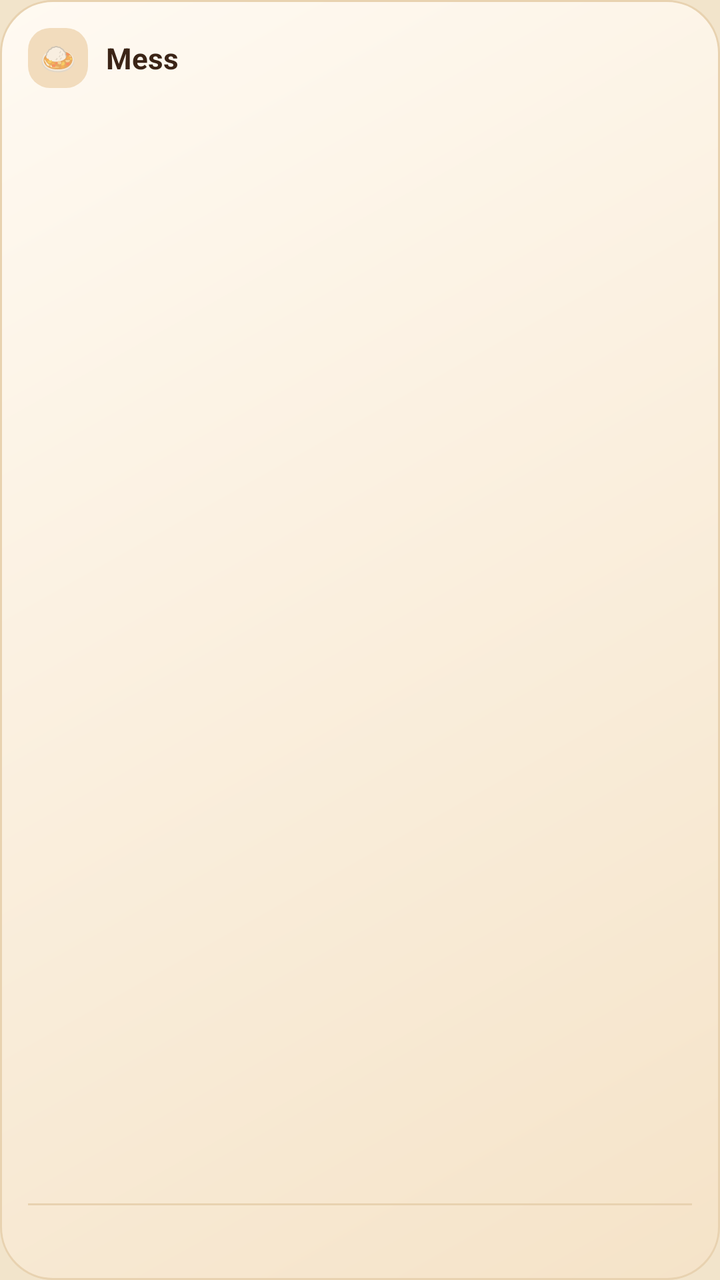
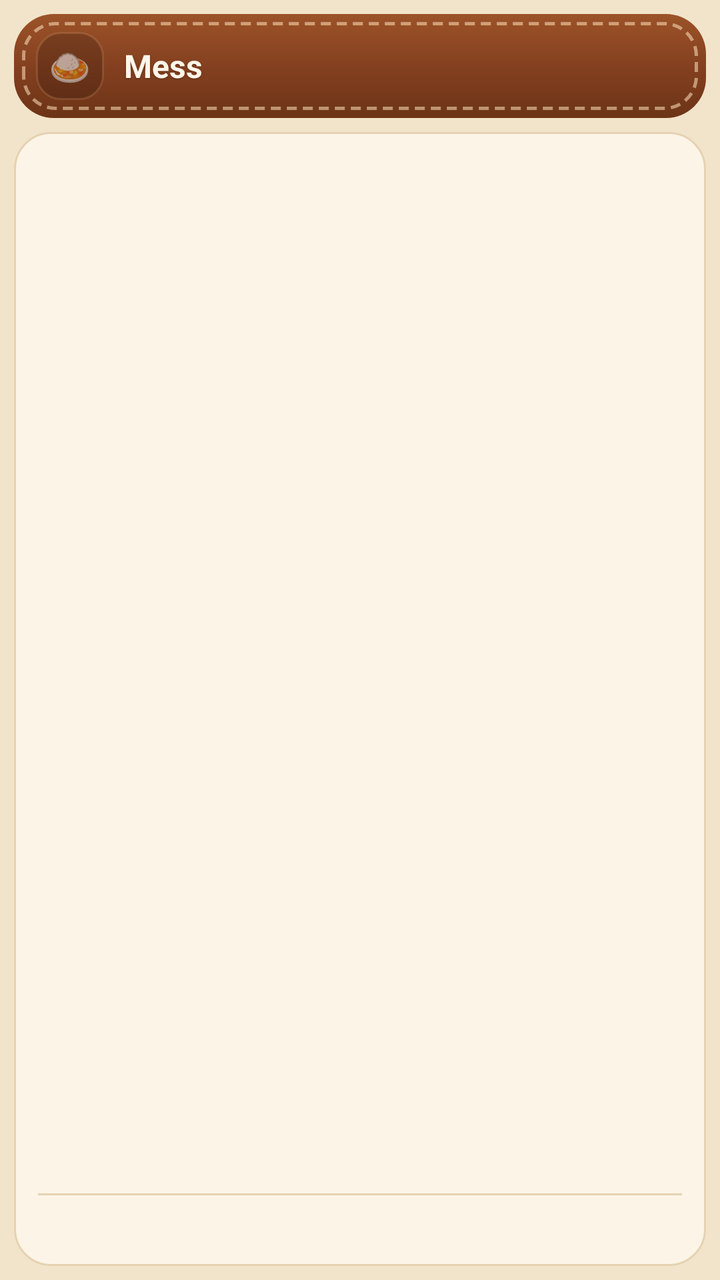

Two renders of the same Android screen: before a commit and after it. Below are the layout's source before the change and the commit's diff.
<!-- AndroidManifest.xml: application theme AppTheme -->
<!-- res/layout/widget_mess.xml -->
<?xml version="1.0" encoding="utf-8"?>
<LinearLayout xmlns:android="http://schemas.android.com/apk/res/android" android:id="@+id/w_root" android:layout_width="match_parent" android:layout_height="match_parent"
    android:orientation="vertical" android:background="@drawable/widget_bg" android:padding="14dp">
    <LinearLayout android:layout_width="match_parent" android:layout_height="wrap_content" android:orientation="horizontal" android:gravity="center_vertical">
        <TextView android:id="@+id/w_icon" android:layout_width="30dp" android:layout_height="30dp" android:background="@drawable/widget_tile"
            android:gravity="center" android:text="🍛" android:textSize="15sp" />
        <TextView android:id="@+id/w_label" android:layout_width="0dp" android:layout_weight="1" android:layout_height="wrap_content" android:layout_marginStart="9dp"
            android:text="Mess" android:textColor="@color/widget_ink" android:textSize="14.5sp" android:textStyle="bold" android:maxLines="1" android:ellipsize="end" />
        <TextView android:id="@+id/w_chip" android:layout_width="wrap_content" android:layout_height="wrap_content" android:layout_marginStart="6dp"
            android:background="@drawable/chip_neutral" android:paddingLeft="9dp" android:paddingRight="9dp" android:paddingTop="3dp" android:paddingBottom="3dp"
            android:textColor="#8A6A52" android:textSize="11sp" android:textStyle="bold" android:maxLines="1" android:visibility="gone" />
    </LinearLayout>
    <TextView android:id="@+id/w_items" android:layout_width="match_parent" android:layout_height="0dp" android:layout_weight="1" android:layout_marginTop="9dp"
        android:textColor="@color/widget_ink" android:textSize="13.5sp" android:lineSpacingExtra="3dp" android:ellipsize="end" />
    <LinearLayout android:id="@+id/w_nextbox" android:layout_width="match_parent" android:layout_height="wrap_content" android:orientation="vertical">
    <ImageView android:layout_width="match_parent" android:layout_height="1dp" android:layout_marginTop="9dp" android:src="@drawable/widget_divider" android:scaleType="fitXY" android:importantForAccessibility="no" />
        <TextView android:id="@+id/w_next" android:layout_width="match_parent" android:layout_height="wrap_content" android:layout_marginTop="7dp" android:textColor="@color/widget_muted" android:textSize="12sp" android:maxLines="1" android:ellipsize="end" />
    </LinearLayout>
</LinearLayout>
<!-- resources referenced by this layout -->
<resources>
  <color name="widget_ink">#3B2416</color>
  <color name="widget_muted">#8A6A52</color>
  <!-- drawable chip_neutral (drawable) -->
  <?xml version="1.0" encoding="utf-8"?>
  <shape xmlns:android="http://schemas.android.com/apk/res/android" android:shape="rectangle">
      <solid android:color="#268A6A52" />
      <corners android:radius="999dp" />
  </shape>
  <!-- drawable widget_bg (drawable) -->
  <?xml version="1.0" encoding="utf-8"?>
  <shape xmlns:android="http://schemas.android.com/apk/res/android" android:shape="rectangle">
      <gradient android:angle="315" android:startColor="@color/widget_bg_top" android:endColor="@color/widget_bg_bottom" />
      <corners android:radius="26dp" />
      <stroke android:width="1dp" android:color="@color/widget_line" />
  </shape>
  <!-- drawable widget_divider (drawable) -->
  <?xml version="1.0" encoding="utf-8"?>
  <shape xmlns:android="http://schemas.android.com/apk/res/android" android:shape="rectangle">
      <solid android:color="@color/widget_line" />
      <size android:height="1dp" />
  </shape>
  <!-- drawable widget_tile (drawable) -->
  <?xml version="1.0" encoding="utf-8"?>
  <shape xmlns:android="http://schemas.android.com/apk/res/android" android:shape="rectangle">
      <solid android:color="@color/widget_tile" />
      <corners android:radius="11dp" />
  </shape>
  <style name="AppTheme" parent="Theme.AppCompat.DayNight.NoActionBar">
          <item name="colorPrimary">@color/colorPrimary</item>
          <item name="colorPrimaryDark">@color/colorPrimaryDark</item>
          <item name="colorAccent">@color/colorAccent</item>
          <item name="android:windowBackground">@color/page</item>
      </style>
  <color name="widget_bg_top">#FFFAF2</color>
  <color name="widget_bg_bottom">#F5E3C8</color>
  <color name="widget_line">#E8D2B0</color>
  <color name="widget_tile">#F2DCBD</color>
  <color name="colorPrimary">#7C3D1B</color>
  <color name="colorPrimaryDark">#7C3D1B</color>
  <color name="colorAccent">#6A3DE8</color>
  <color name="page">#F2E4CB</color>
</resources>

<!-- the commit's change to res/layout/widget_mess.xml (unified diff, before → after) -->
@@ -1,19 +1,29 @@
 <?xml version="1.0" encoding="utf-8"?>
 <LinearLayout xmlns:android="http://schemas.android.com/apk/res/android" android:id="@+id/w_root" android:layout_width="match_parent" android:layout_height="match_parent"
-    android:orientation="vertical" android:background="@drawable/widget_bg" android:padding="14dp">
-    <LinearLayout android:layout_width="match_parent" android:layout_height="wrap_content" android:orientation="horizontal" android:gravity="center_vertical">
-        <TextView android:id="@+id/w_icon" android:layout_width="30dp" android:layout_height="30dp" android:background="@drawable/widget_tile"
-            android:gravity="center" android:text="🍛" android:textSize="15sp" />
-        <TextView android:id="@+id/w_label" android:layout_width="0dp" android:layout_weight="1" android:layout_height="wrap_content" android:layout_marginStart="9dp"
-            android:text="Mess" android:textColor="@color/widget_ink" android:textSize="14.5sp" android:textStyle="bold" android:maxLines="1" android:ellipsize="end" />
+    android:orientation="vertical" android:background="@drawable/widget_bg" android:padding="7dp">
+    
+    <LinearLayout android:layout_width="match_parent" android:layout_height="wrap_content" android:orientation="horizontal" android:gravity="center_vertical"
+        android:background="@drawable/widget_leather" android:paddingLeft="11dp" android:paddingRight="11dp" android:paddingTop="9dp" android:paddingBottom="9dp">
+        <TextView android:id="@+id/w_icon" android:layout_width="34dp" android:layout_height="34dp" android:background="@drawable/widget_tile"
+            android:gravity="center" android:text="🍛" android:textSize="17sp" />
+        <LinearLayout android:layout_width="0dp" android:layout_weight="1" android:layout_height="wrap_content" android:orientation="vertical" android:layout_marginStart="10dp">
+            <TextView android:id="@+id/w_label" android:layout_width="match_parent" android:layout_height="wrap_content" android:text="Mess"
+                android:textColor="#FFFFF6EA" android:textSize="16sp" android:textStyle="bold" android:maxLines="1" android:ellipsize="end"
+                android:shadowColor="#8C321405" android:shadowDy="1" android:shadowRadius="1" />
+            <TextView android:id="@+id/w_hsub" android:layout_width="match_parent" android:layout_height="wrap_content" android:textColor="#FFF0CFA6"
+                android:textSize="11.5sp" android:textStyle="bold" android:maxLines="1" android:ellipsize="end" android:visibility="gone" />
+        </LinearLayout>
         <TextView android:id="@+id/w_chip" android:layout_width="wrap_content" android:layout_height="wrap_content" android:layout_marginStart="6dp"
             android:background="@drawable/chip_neutral" android:paddingLeft="9dp" android:paddingRight="9dp" android:paddingTop="3dp" android:paddingBottom="3dp"
-            android:textColor="#8A6A52" android:textSize="11sp" android:textStyle="bold" android:maxLines="1" android:visibility="gone" />
+            android:textColor="#FFFFF1DD" android:textSize="11sp" android:textStyle="bold" android:maxLines="1" android:visibility="gone" />
     </LinearLayout>
-    <TextView android:id="@+id/w_items" android:layout_width="match_parent" android:layout_height="0dp" android:layout_weight="1" android:layout_marginTop="9dp"
-        android:textColor="@color/widget_ink" android:textSize="13.5sp" android:lineSpacingExtra="3dp" android:ellipsize="end" />
-    <LinearLayout android:id="@+id/w_nextbox" android:layout_width="match_parent" android:layout_height="wrap_content" android:orientation="vertical">
-    <ImageView android:layout_width="match_parent" android:layout_height="1dp" android:layout_marginTop="9dp" android:src="@drawable/widget_divider" android:scaleType="fitXY" android:importantForAccessibility="no" />
-        <TextView android:id="@+id/w_next" android:layout_width="match_parent" android:layout_height="wrap_content" android:layout_marginTop="7dp" android:textColor="@color/widget_muted" android:textSize="12sp" android:maxLines="1" android:ellipsize="end" />
+    <LinearLayout android:id="@+id/w_card" android:layout_width="match_parent" android:layout_height="0dp" android:layout_weight="1" android:layout_marginTop="7dp"
+        android:orientation="vertical" android:background="@drawable/widget_card" android:padding="12dp">
+        <TextView android:id="@+id/w_items" android:layout_width="match_parent" android:layout_height="0dp" android:layout_weight="1"
+            android:textColor="@color/widget_ink" android:textSize="13.5sp" android:lineSpacingExtra="3dp" android:ellipsize="end" />
+        <LinearLayout android:id="@+id/w_nextbox" android:layout_width="match_parent" android:layout_height="wrap_content" android:orientation="vertical">
+        <ImageView android:layout_width="match_parent" android:layout_height="1dp" android:layout_marginTop="8dp" android:src="@drawable/widget_divider" android:scaleType="fitXY" android:importantForAccessibility="no" />
+            <TextView android:id="@+id/w_next" android:layout_width="match_parent" android:layout_height="wrap_content" android:layout_marginTop="7dp" android:textColor="@color/widget_muted" android:textSize="12sp" android:maxLines="1" android:ellipsize="end" />
+        </LinearLayout>
     </LinearLayout>
 </LinearLayout>
<!-- resource entries referenced after the edit -->
@@ -5,14 +5,21 @@
   <!-- drawable chip_neutral (drawable) -->
   <?xml version="1.0" encoding="utf-8"?>
   <shape xmlns:android="http://schemas.android.com/apk/res/android" android:shape="rectangle">
-      <solid android:color="#268A6A52" />
+      <solid android:color="#33FFE9CC" />
       <corners android:radius="999dp" />
+      <stroke android:width="1dp" android:color="#40FFE2BE" />
   </shape>
   <!-- drawable widget_bg (drawable) -->
   <?xml version="1.0" encoding="utf-8"?>
   <shape xmlns:android="http://schemas.android.com/apk/res/android" android:shape="rectangle">
-      <gradient android:angle="315" android:startColor="@color/widget_bg_top" android:endColor="@color/widget_bg_bottom" />
+      <solid android:color="@color/widget_paper" />
       <corners android:radius="26dp" />
+  </shape>
+  <!-- drawable widget_card (drawable) -->
+  <?xml version="1.0" encoding="utf-8"?>
+  <shape xmlns:android="http://schemas.android.com/apk/res/android" android:shape="rectangle">
+      <solid android:color="@color/widget_card" />
+      <corners android:radius="18dp" />
       <stroke android:width="1dp" android:color="@color/widget_line" />
   </shape>
   <!-- drawable widget_divider (drawable) -->
@@ -21,11 +28,29 @@
       <solid android:color="@color/widget_line" />
       <size android:height="1dp" />
   </shape>
+  <!-- drawable widget_leather (drawable) -->
+  <?xml version="1.0" encoding="utf-8"?>
+  <layer-list xmlns:android="http://schemas.android.com/apk/res/android">
+      <item>
+          <shape android:shape="rectangle">
+              <gradient android:angle="270" android:startColor="#9C5328" android:centerColor="#844020" android:endColor="#6C3416" />
+              <corners android:radius="20dp" />
+          </shape>
+      </item>
+      <item android:left="4dp" android:top="4dp" android:right="4dp" android:bottom="4dp">
+          <shape android:shape="rectangle">
+              <solid android:color="#00000000" />
+              <stroke android:width="1.5dp" android:color="#8CFFE2BE" android:dashWidth="5dp" android:dashGap="3dp" />
+              <corners android:radius="16dp" />
+          </shape>
+      </item>
+  </layer-list>
   <!-- drawable widget_tile (drawable) -->
   <?xml version="1.0" encoding="utf-8"?>
   <shape xmlns:android="http://schemas.android.com/apk/res/android" android:shape="rectangle">
-      <solid android:color="@color/widget_tile" />
-      <corners android:radius="11dp" />
+      <solid android:color="#2E000000" />
+      <corners android:radius="12dp" />
+      <stroke android:width="1dp" android:color="#26FFD2A0" />
   </shape>
   <style name="AppTheme" parent="Theme.AppCompat.DayNight.NoActionBar">
           <item name="colorPrimary">@color/colorPrimary</item>
@@ -33,10 +58,9 @@
           <item name="colorAccent">@color/colorAccent</item>
           <item name="android:windowBackground">@color/page</item>
       </style>
-  <color name="widget_bg_top">#FFFAF2</color>
-  <color name="widget_bg_bottom">#F5E3C8</color>
-  <color name="widget_line">#E8D2B0</color>
-  <color name="widget_tile">#F2DCBD</color>
+  <color name="widget_paper">#F2E4CB</color>
+  <color name="widget_card">#FCF5E7</color>
+  <color name="widget_line">#E6D2B2</color>
   <color name="colorPrimary">#7C3D1B</color>
   <color name="colorPrimaryDark">#7C3D1B</color>
   <color name="colorAccent">#6A3DE8</color>
